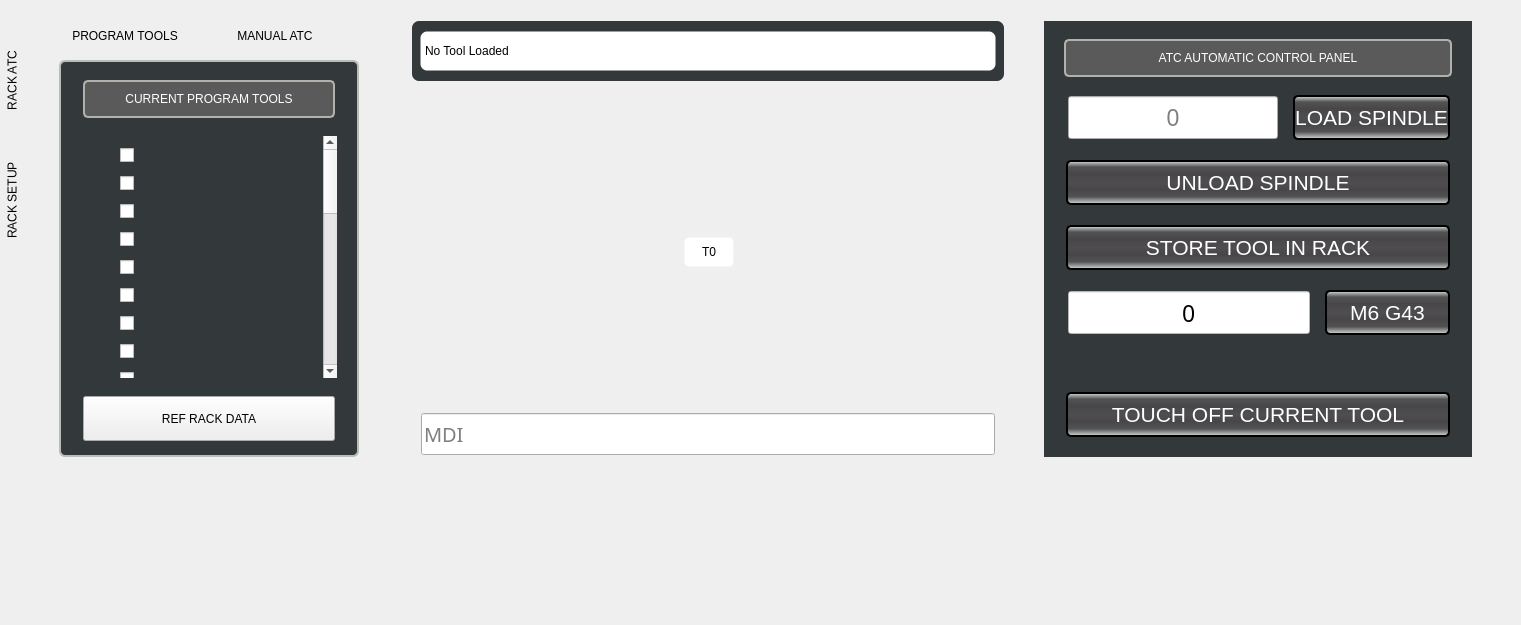
This is src/probe_basic/rack_atc/template_rack_atc/template_rack_atc.ui in kcjengr/probe_basic as Qt 5 draws it before an edit. The edited form follows.
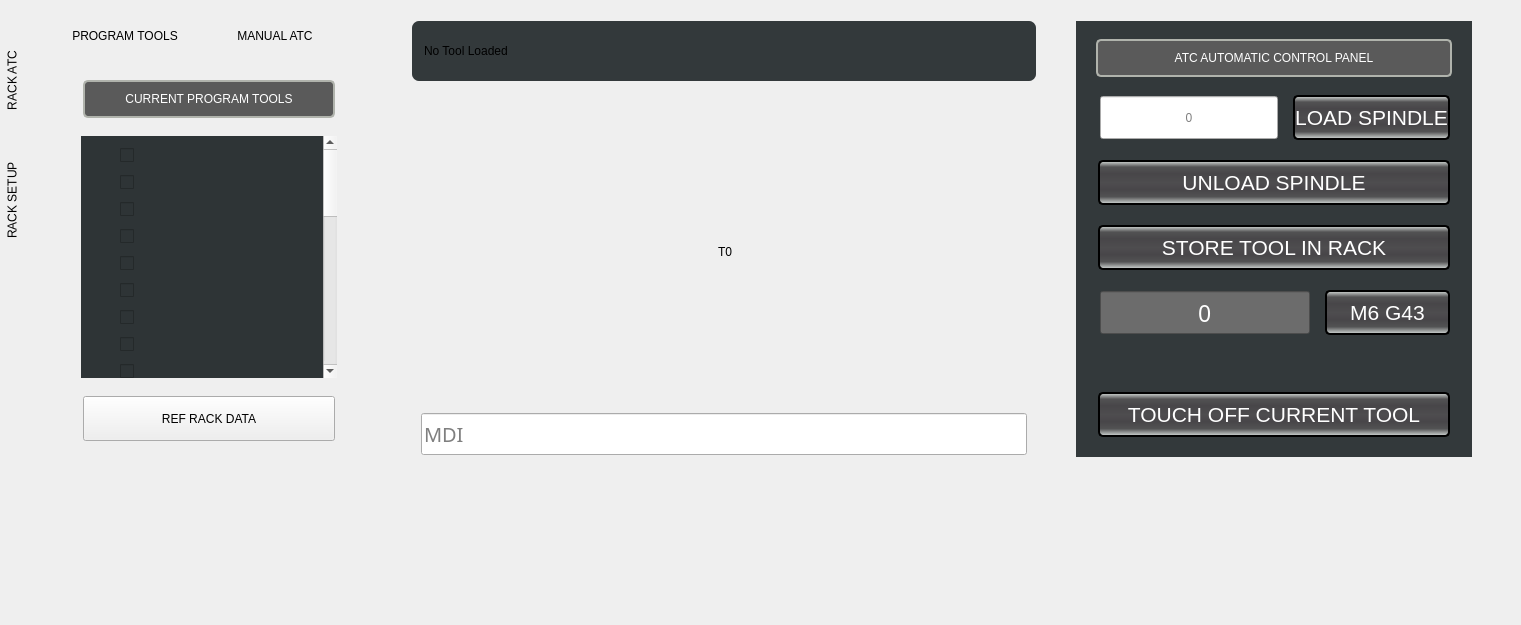
This is the edited form. The open tabs and pages were chosen to show the change. Icons and pictures are not drawn. Custom widgets are drawn as their Qt base class.

```diff
--- a/src/probe_basic/rack_atc/template_rack_atc/template_rack_atc.ui
+++ b/src/probe_basic/rack_atc/template_rack_atc/template_rack_atc.ui
@@ -237,7 +237,7 @@
                     <number>0</number>
                    </property>
                    <item>
-                    <widget class="QWidget" name="current_tools_widget" native="true">
+                    <widget class="QFrame" name="current_tools_frame">
                      <property name="sizePolicy">
                       <sizepolicy hsizetype="Preferred" vsizetype="Preferred">
                        <horstretch>0</horstretch>
@@ -256,15 +256,6 @@
                        <height>16777215</height>
                       </size>
                      </property>
-                     <property name="styleSheet">
-                      <string notr="true">.QWidget {
-    background-color: rgb(51, 57, 59);
-    border-style: solid;
-    border-color: rgb(186, 189, 182);
-    border-width: 2px;
-    border-radius: 6px;
-}</string>
-                     </property>
                      <layout class="QVBoxLayout" name="verticalLayout_65">
                       <property name="spacing">
                        <number>16</number>
@@ -364,8 +355,8 @@
                           <rect>
                            <x>0</x>
                            <y>0</y>
-                           <width>86</width>
-                           <height>811</height>
+                           <width>232</width>
+                           <height>783</height>
                           </rect>
                          </property>
                          <layout class="QVBoxLayout" name="verticalLayout_70">
@@ -393,10 +384,10 @@
                              </sizepolicy>
                             </property>
                             <property name="styleSheet">
-                             <string notr="true">.QWidget {
-    border: none;
-    border-radius: 0px
-}</string>
+                             <string notr="true">border: none;
+border-radius: 0px;
+background-color: rgb(46, 52, 54);
+</string>
                             </property>
                             <layout class="QHBoxLayout" name="horizontalLayout_33">
                              <property name="spacing">
@@ -661,12 +652,6 @@
                                  <verstretch>1</verstretch>
                                 </sizepolicy>
                                </property>
-                               <property name="styleSheet">
-                                <string notr="true">QLabel {
-    font: 17pt &quot;Bebas Kai&quot;;
-    color: white;
-}</string>
-                               </property>
                                <property name="lineWidth">
                                 <number>3</number>
                                </property>
@@ -886,17 +871,6 @@
                          <height>40</height>
                         </size>
                        </property>
-                       <property name="styleSheet">
-                        <string notr="true">QLabel {
-    border-style: transparent;
-    border-color: rgb(235, 235, 235);
-    border-width: 1px;
-    border-radius: 7px;
-    color: black;
-    background: white;
-	font: 75 13pt &quot;Bebas Kai&quot;;
-}</string>
-                       </property>
                        <property name="text">
                         <string>No Tool Loaded</string>
                        </property>
@@ -1035,17 +1009,6 @@
                         <height>30</height>
                        </size>
                       </property>
-                      <property name="styleSheet">
-                       <string notr="true">QLabel {
-    border-style: transparent;
-    border-color: rgb(235, 235, 235);
-    border-width: 1px;
-    border-radius: 5px;
-    color: black;
-    background: white;
-	font: 75 16pt &quot;Bebas Kai&quot;;
-}</string>
-                      </property>
                       <property name="text">
                        <string>T0</string>
                       </property>
@@ -1238,9 +1201,6 @@
                        <property name="focusPolicy">
                         <enum>Qt::FocusPolicy::ClickFocus</enum>
                        </property>
-                       <property name="styleSheet">
-                        <string notr="true">font: 17pt;</string>
-                       </property>
                        <property name="alignment">
                         <set>Qt::AlignmentFlag::AlignCenter</set>
                        </property>
@@ -1515,54 +1475,54 @@
                           <colorrole role="WindowText">
                            <brush brushstyle="SolidPattern">
                             <color alpha="255">
-                             <red>0</red>
-                             <green>0</green>
-                             <blue>0</blue>
+                             <red>255</red>
+                             <green>255</green>
+                             <blue>255</blue>
                             </color>
                            </brush>
                           </colorrole>
                           <colorrole role="Button">
                            <brush brushstyle="SolidPattern">
                             <color alpha="255">
-                             <red>255</red>
-                             <green>255</green>
-                             <blue>255</blue>
+                             <red>108</red>
+                             <green>108</green>
+                             <blue>108</blue>
                             </color>
                            </brush>
                           </colorrole>
                           <colorrole role="Text">
                            <brush brushstyle="SolidPattern">
                             <color alpha="255">
-                             <red>0</red>
-                             <green>0</green>
-                             <blue>0</blue>
+                             <red>255</red>
+                             <green>255</green>
+                             <blue>255</blue>
                             </color>
                            </brush>
                           </colorrole>
                           <colorrole role="ButtonText">
                            <brush brushstyle="SolidPattern">
                             <color alpha="255">
-                             <red>0</red>
-                             <green>0</green>
-                             <blue>0</blue>
+                             <red>255</red>
+                             <green>255</green>
+                             <blue>255</blue>
                             </color>
                            </brush>
                           </colorrole>
                           <colorrole role="Base">
                            <brush brushstyle="SolidPattern">
                             <color alpha="255">
-                             <red>255</red>
-                             <green>255</green>
-                             <blue>255</blue>
+                             <red>108</red>
+                             <green>108</green>
+                             <blue>108</blue>
                             </color>
                            </brush>
                           </colorrole>
                           <colorrole role="Window">
                            <brush brushstyle="SolidPattern">
                             <color alpha="255">
-                             <red>255</red>
-                             <green>255</green>
-                             <blue>255</blue>
+                             <red>108</red>
+                             <green>108</green>
+                             <blue>108</blue>
                             </color>
                            </brush>
                           </colorrole>
@@ -1587,9 +1547,9 @@
                           <colorrole role="PlaceholderText">
                            <brush brushstyle="SolidPattern">
                             <color alpha="128">
-                             <red>0</red>
-                             <green>0</green>
-                             <blue>0</blue>
+                             <red>255</red>
+                             <green>255</green>
+                             <blue>255</blue>
                             </color>
                            </brush>
                           </colorrole>
@@ -1598,54 +1558,54 @@
                           <colorrole role="WindowText">
                            <brush brushstyle="SolidPattern">
                             <color alpha="255">
-                             <red>0</red>
-                             <green>0</green>
-                             <blue>0</blue>
+                             <red>255</red>
+                             <green>255</green>
+                             <blue>255</blue>
                             </color>
                            </brush>
                           </colorrole>
                           <colorrole role="Button">
                            <brush brushstyle="SolidPattern">
                             <color alpha="255">
-                             <red>255</red>
-                             <green>255</green>
-                             <blue>255</blue>
+                             <red>108</red>
+                             <green>108</green>
+                             <blue>108</blue>
                             </color>
                            </brush>
                           </colorrole>
                           <colorrole role="Text">
                            <brush brushstyle="SolidPattern">
                             <color alpha="255">
-                             <red>0</red>
-                             <green>0</green>
-                             <blue>0</blue>
+                             <red>255</red>
+                             <green>255</green>
+                             <blue>255</blue>
                             </color>
                            </brush>
                           </colorrole>
                           <colorrole role="ButtonText">
                            <brush brushstyle="SolidPattern">
                             <color alpha="255">
-                             <red>0</red>
-                             <green>0</green>
-                             <blue>0</blue>
+                             <red>255</red>
+                             <green>255</green>
+                             <blue>255</blue>
                             </color>
                            </brush>
                           </colorrole>
                           <colorrole role="Base">
                            <brush brushstyle="SolidPattern">
                             <color alpha="255">
-                             <red>255</red>
-                             <green>255</green>
-                             <blue>255</blue>
+                             <red>108</red>
+                             <green>108</green>
+                             <blue>108</blue>
                             </color>
                            </brush>
                           </colorrole>
                           <colorrole role="Window">
                            <brush brushstyle="SolidPattern">
                             <color alpha="255">
-                             <red>255</red>
-                             <green>255</green>
-                             <blue>255</blue>
+                             <red>108</red>
+                             <green>108</green>
+                             <blue>108</blue>
                             </color>
                            </brush>
                           </colorrole>
@@ -1670,9 +1630,9 @@
                           <colorrole role="PlaceholderText">
                            <brush brushstyle="SolidPattern">
                             <color alpha="128">
-                             <red>0</red>
-                             <green>0</green>
-                             <blue>0</blue>
+                             <red>255</red>
+                             <green>255</green>
+                             <blue>255</blue>
                             </color>
                            </brush>
                           </colorrole>
@@ -1681,54 +1641,54 @@
                           <colorrole role="WindowText">
                            <brush brushstyle="SolidPattern">
                             <color alpha="255">
-                             <red>0</red>
-                             <green>0</green>
-                             <blue>0</blue>
+                             <red>255</red>
+                             <green>255</green>
+                             <blue>255</blue>
                             </color>
                            </brush>
                           </colorrole>
                           <colorrole role="Button">
                            <brush brushstyle="SolidPattern">
                             <color alpha="255">
-                             <red>255</red>
-                             <green>255</green>
-                             <blue>255</blue>
+                             <red>108</red>
+                             <green>108</green>
+                             <blue>108</blue>
                             </color>
                            </brush>
                           </colorrole>
                           <colorrole role="Text">
                            <brush brushstyle="SolidPattern">
                             <color alpha="255">
-                             <red>0</red>
-                             <green>0</green>
-                             <blue>0</blue>
+                             <red>255</red>
+                             <green>255</green>
+                             <blue>255</blue>
                             </color>
                            </brush>
                           </colorrole>
                           <colorrole role="ButtonText">
                            <brush brushstyle="SolidPattern">
                             <color alpha="255">
-                             <red>0</red>
-                             <green>0</green>
-                             <blue>0</blue>
+                             <red>255</red>
+                             <green>255</green>
+                             <blue>255</blue>
                             </color>
                            </brush>
                           </colorrole>
                           <colorrole role="Base">
                            <brush brushstyle="SolidPattern">
                             <color alpha="255">
-                             <red>255</red>
-                             <green>255</green>
-                             <blue>255</blue>
+                             <red>108</red>
+                             <green>108</green>
+                             <blue>108</blue>
                             </color>
                            </brush>
                           </colorrole>
                           <colorrole role="Window">
                            <brush brushstyle="SolidPattern">
                             <color alpha="255">
-                             <red>255</red>
-                             <green>255</green>
-                             <blue>255</blue>
+                             <red>108</red>
+                             <green>108</green>
+                             <blue>108</blue>
                             </color>
                            </brush>
                           </colorrole>
@@ -1753,9 +1713,9 @@
                           <colorrole role="PlaceholderText">
                            <brush brushstyle="SolidPattern">
                             <color alpha="128">
-                             <red>0</red>
-                             <green>0</green>
-                             <blue>0</blue>
+                             <red>255</red>
+                             <green>255</green>
+                             <blue>255</blue>
                             </color>
                            </brush>
                           </colorrole>
@@ -1776,9 +1736,6 @@
                        <property name="contextMenuPolicy">
                         <enum>Qt::ContextMenuPolicy::NoContextMenu</enum>
                        </property>
-                       <property name="styleSheet">
-                        <string notr="true">font: 17pt;</string>
-                       </property>
                        <property name="text">
                         <string>0</string>
                        </property>
```
Left out of the diff: 221 changed lines with no effect on the pictures.
